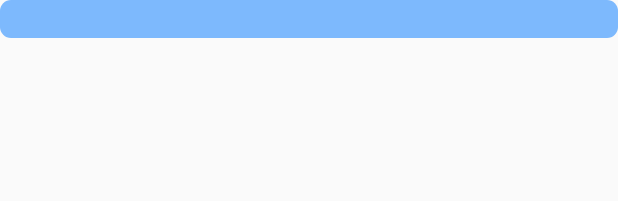
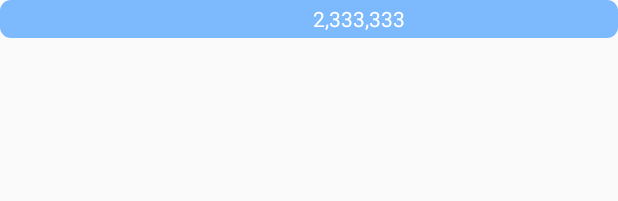
Before and after one commit to cloudbank/CoronaVirusTracker, an Android app: the layout area_item.xml on its own in the app's theme, with its tools: preview values and no code run, on a phone screen of 412 x 824 dp. Shown: the top 201 px of the screen. Run offline under Robolectric (Android 15) with nearby library versions, the phone set to English and light mode, and no system bars.

```diff
--- a/app/src/main/java/com/droidteahouse/coronaTracker/db/CoronaTrackerDb.kt
+++ b/app/src/main/java/com/droidteahouse/coronaTracker/db/CoronaTrackerDb.kt
@@ -16,16 +16,13 @@
 
 package com.droidteahouse.coronaTracker.db
 
+import android.content.Context
 import androidx.room.Database
 import androidx.room.Room
 import androidx.room.RoomDatabase
-import android.content.Context
-import android.graphics.Typeface.createFromAsset
 import androidx.room.TypeConverters
 import com.droidteahouse.coronaTracker.vo.ApiResponse
 import com.droidteahouse.coronaTracker.vo.Area
-import java.io.IOException
-import java.io.InputStream
 
 /**
  * Database schema used by the corona tracker
--- a/app/src/main/java/com/droidteahouse/coronaTracker/repository/inDb/CoronaTrackerBoundaryCallback.kt
+++ b/app/src/main/java/com/droidteahouse/coronaTracker/repository/inDb/CoronaTrackerBoundaryCallback.kt
@@ -16,13 +16,12 @@
 
 package com.droidteahouse.coronaTracker.repository.inDb
 
+import androidx.annotation.MainThread
 import androidx.paging.PagedList
 import androidx.paging.PagingRequestHelper
-import androidx.annotation.MainThread
-import com.droidteahouse.coronaTracker.MyApplication
-import com.droidteahouse.coronaTracker.vo.ApiResponse
 import com.droidteahouse.coronaTracker.api.CoronaTrackerApi
 import com.droidteahouse.coronaTracker.util.createStatusLiveData
+import com.droidteahouse.coronaTracker.vo.ApiResponse
 import com.droidteahouse.coronaTracker.vo.Area
 import retrofit2.Call
 import retrofit2.Callback
--- a/app/src/main/java/com/droidteahouse/coronaTracker/repository/inDb/DbCoronaTrackerRepository.kt
+++ b/app/src/main/java/com/droidteahouse/coronaTracker/repository/inDb/DbCoronaTrackerRepository.kt
@@ -23,9 +23,9 @@ import androidx.lifecycle.switchMap
 import androidx.paging.toLiveData
 import com.droidteahouse.coronaTracker.api.CoronaTrackerApi
 import com.droidteahouse.coronaTracker.db.CoronaTrackerDb
+import com.droidteahouse.coronaTracker.repository.CoronaTrackerRepository
 import com.droidteahouse.coronaTracker.repository.Listing
 import com.droidteahouse.coronaTracker.repository.NetworkState
-import com.droidteahouse.coronaTracker.repository.CoronaTrackerRepository
 import com.droidteahouse.coronaTracker.vo.ApiResponse
 import com.droidteahouse.coronaTracker.vo.Area
 import retrofit2.Call
@@ -93,6 +93,7 @@ class DbCoronaTrackerRepository(
                     override fun onFailure(call: Call<String>, t: Throwable) {
                         // retrofit calls this on main thread so safe to call set value
                         networkState.value = NetworkState.error(t.message)
+
                     }
 
                     override fun onResponse(
--- a/app/src/main/java/com/droidteahouse/coronaTracker/ui/AreaAdapter.kt
+++ b/app/src/main/java/com/droidteahouse/coronaTracker/ui/AreaAdapter.kt
@@ -16,15 +16,12 @@
 
 package com.droidteahouse.coronaTracker.ui
 
-import android.content.Context
+import android.view.ViewGroup
 import androidx.paging.PagedListAdapter
 import androidx.recyclerview.widget.DiffUtil
 import androidx.recyclerview.widget.RecyclerView
-import android.view.ViewGroup
 import com.droidteahouse.GlideRequests
-
 import com.droidteahouse.coronaTracker.R
-
 import com.droidteahouse.coronaTracker.repository.NetworkState
 import com.droidteahouse.coronaTracker.vo.Area
 
--- a/app/src/main/java/com/droidteahouse/coronaTracker/ui/CoronaTrackerActivity.kt
+++ b/app/src/main/java/com/droidteahouse/coronaTracker/ui/CoronaTrackerActivity.kt
@@ -18,11 +18,9 @@ package com.droidteahouse.coronaTracker.ui
 
 
 import android.content.Context
-import android.content.Intent
 import android.graphics.PorterDuff
 import android.net.ConnectivityManager
 import android.net.NetworkCapabilities
-import android.net.NetworkInfo
 import android.os.Build
 import android.os.Bundle
 import android.view.View
--- a/app/src/main/java/com/droidteahouse/coronaTracker/ui/CoronaTrackerViewModel.kt
+++ b/app/src/main/java/com/droidteahouse/coronaTracker/ui/CoronaTrackerViewModel.kt
@@ -16,7 +16,9 @@
 
 package com.droidteahouse.coronaTracker.ui
 
-import androidx.lifecycle.*
+import androidx.lifecycle.LiveData
+import androidx.lifecycle.Transformations
+import androidx.lifecycle.ViewModel
 import com.droidteahouse.coronaTracker.repository.CoronaTrackerRepository
 import com.droidteahouse.coronaTracker.vo.ApiResponse
 
--- a/app/src/main/java/com/droidteahouse/coronaTracker/ui/NetworkStateItemViewHolder.kt
+++ b/app/src/main/java/com/droidteahouse/coronaTracker/ui/NetworkStateItemViewHolder.kt
@@ -16,13 +16,13 @@
 
 package com.droidteahouse.coronaTracker.ui
 
-import androidx.recyclerview.widget.RecyclerView
 import android.view.LayoutInflater
 import android.view.View
 import android.view.ViewGroup
 import android.widget.Button
 import android.widget.ProgressBar
 import android.widget.TextView
+import androidx.recyclerview.widget.RecyclerView
 import com.droidteahouse.coronaTracker.R
 import com.droidteahouse.coronaTracker.repository.NetworkState
 import com.droidteahouse.coronaTracker.repository.Status.FAILED
--- a/app/src/main/java/com/droidteahouse/coronaTracker/vo/ApiResponse.kt
+++ b/app/src/main/java/com/droidteahouse/coronaTracker/vo/ApiResponse.kt
@@ -1,12 +1,10 @@
 package com.droidteahouse.coronaTracker.vo
 
 import android.content.Context
-import android.net.Uri
 import androidx.room.Entity
 import androidx.room.Index
 import androidx.room.PrimaryKey
 import com.google.gson.Gson
-import com.google.gson.annotations.SerializedName
 import com.google.gson.reflect.TypeToken
 import org.jsoup.Jsoup
 import org.jsoup.nodes.Document
--- a/app/src/main/res/layout/area_item.xml
+++ b/app/src/main/res/layout/area_item.xml
@@ -24,46 +24,40 @@
 
     <ImageView
         android:id="@+id/thumbnail"
-        android:scaleType="fitCenter"
         android:layout_width="30dp"
         android:layout_height="23dp"
         android:layout_marginStart="8dp"
         android:layout_marginLeft="8dp"
-        android:layout_marginEnd="18dp"
-        android:layout_marginRight="18dp" />
+        android:layout_marginEnd="10dp"
+        android:layout_marginRight="10dp"
+        android:scaleType="fitCenter" />
 
     <TextView
         android:id="@+id/name"
-        android:layout_width="171dp"
-        android:layout_height="23dp"
-        android:layout_marginEnd="12dp"
-        android:layout_marginRight="12dp"
-        android:layout_gravity="start"
-        android:textAlignment="viewStart"
-        android:gravity="start|center_vertical"
-        android:textStyle="bold"
-        android:textColor="@android:color/white" />
+        android:layout_width="150dp"
+        android:layout_height="30dp"
+        android:layout_gravity="center_vertical|right"
+        android:layout_marginEnd="10dp"
+        android:layout_marginRight="10dp"
+        android:gravity="center_vertical"
+        android:textColor="@android:color/white"
+        android:textStyle="bold" />
 
     <TextView
         android:id="@+id/total"
-        android:layout_width="50dp"
+        android:layout_width="65dp"
         android:layout_height="wrap_content"
-        android:layout_marginEnd="18dp"
-        android:layout_marginRight="18dp"
-        android:layout_gravity="start|center_vertical"
-        android:textAlignment="viewStart"
-        android:gravity="start|center_vertical"
-        android:textColor="@android:color/white" />
+        android:layout_gravity="center_vertical|right"
+        android:layout_marginEnd="10dp"
+        android:layout_marginRight="10dp"
+        android:textColor="@android:color/white"
+        tools:text="2,333,333" />
 
     <TextView
         android:id="@+id/recovered"
-        android:layout_width="50dp"
+        android:layout_width="65dp"
         android:layout_height="wrap_content"
-        android:textAlignment="viewStart"
-        android:layout_gravity="start|center_vertical"
-        android:gravity="start|center_vertical"
-        android:layout_marginEnd="18dp"
-        android:layout_marginRight="18dp"
+        android:layout_gravity="center_vertical"
         android:textColor="@color/colorPrimaryDark" />
 
 
--- a/app/src/main/res/values/strings.xml
+++ b/app/src/main/res/values/strings.xml
@@ -377,6 +377,7 @@
     ]
     </string>
     <string name="daily_report">DAILY REPORT</string>
-    <string name="header">"Cases    Recovered            "</string>
+    <string name="cases">Cases</string>
+    <string name="recovered">Recovered</string>
     <string name="world_map_url">https://upload.wikimedia.org/wikipedia/commons/thumb/3/3b/COVID-19_Outbreak_World_Map_per_Capita.svg/320px-COVID-19_Outbreak_World_Map_per_Capita.svg.png</string>
 </resources>
--- a/versions.gradle
+++ b/versions.gradle
@@ -66,7 +66,7 @@ versions.work = "2.2.0"
 ext.versions = versions
 
 def build_versions = [:]
-build_versions.min_sdk = 15
+build_versions.min_sdk = 14
 build_versions.compile_sdk = 29
 build_versions.target_sdk = 29
 build_versions.build_tools = "29.0.3"
```
Also changed, not shown: app/src/main/java/com/droidteahouse/coronaTracker/api/CoronaTrackerApi.kt (+2 -5 lines), app/src/main/java/com/droidteahouse/coronaTracker/ui/AreaViewHolder.kt (+13 -19 lines), app/src/main/java/com/droidteahouse/coronaTracker/vo/Area.kt (+5 -5 lines), app/src/main/res/layout/activity_coronatracker.xml (+37 -14 lines), app/src/main/res/layout/activity_main.xml (deleted, +0 -37 lines), app/src/main/res/layout/activity_maps.xml (deleted, +0 -9 lines).
